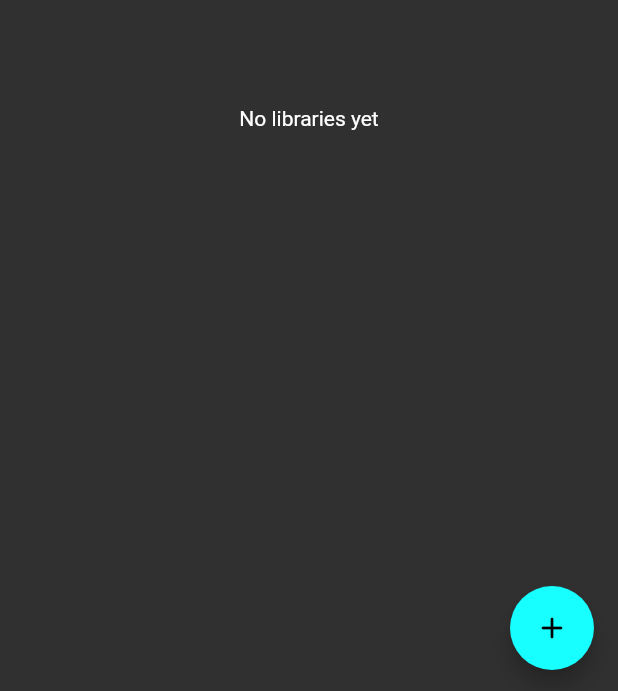
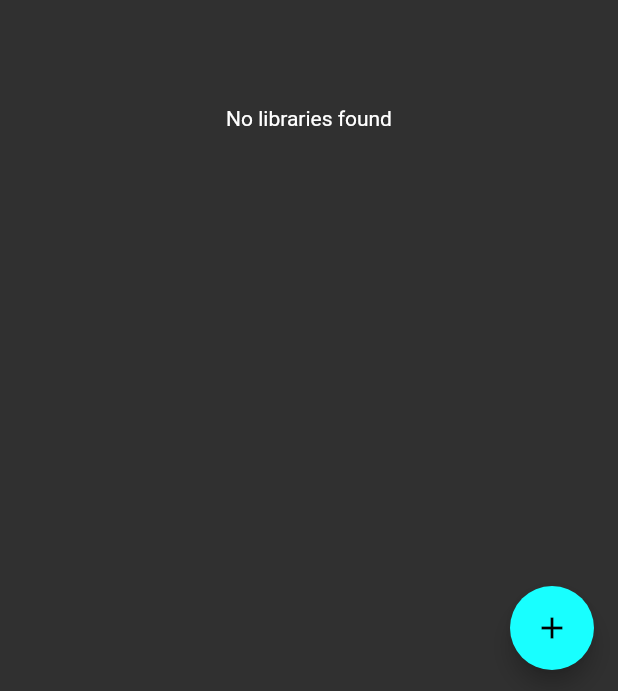
Before and after one commit to Mathorga/Shelfless, a Flutter app: the screen it shows after launch, on a phone screen of 412 x 824 dp. Shown: the part 542-1233 px from the top of the screen. Run offline on Flutter 3.47's test engine with Material 2 defaults, Android fonts, the phone set to English and light mode, and no system bars; drawn by our look-alikes of flutter_speed_dial; our stand-ins replace easy_search_bar, flutter_colorpicker, hive, hive_flutter; accounts and stored records are empty; generated files the repository leaves out were written again.

Commit message:
Added library creation screen

```diff
--- a/lib/main.dart
+++ b/lib/main.dart
@@ -19,6 +19,7 @@ import 'package:shelfish/screens/book_info_screen.dart';
 import 'package:shelfish/screens/edit_genre_screen.dart';
 import 'package:shelfish/screens/edit_author_screen.dart';
 import 'package:shelfish/screens/edit_book_screen.dart';
+import 'package:shelfish/screens/edit_library_screen.dart';
 import 'package:shelfish/screens/edit_location_screen.dart';
 import 'package:shelfish/screens/genre_info_screen.dart';
 import 'package:shelfish/screens/libraries_overview_screen.dart';
@@ -88,6 +89,7 @@ class Shelfish extends StatelessWidget {
           BookInfoScreen.routeName: (BuildContext context) => const BookInfoScreen(),
           AuthorInfoScreen.routeName: (BuildContext context) => const AuthorInfoScreen(),
           GenreInfoScreen.routeName: (BuildContext context) => const GenreInfoScreen(),
+          EditLibraryScreen.routeName: (BuildContext context) => const EditLibraryScreen(),
           EditBookScreen.routeName: (BuildContext context) => const EditBookScreen(),
           EditAuthorScreen.routeName: (BuildContext context) => const EditAuthorScreen(),
           EditGenreScreen.routeName: (BuildContext context) => const EditGenreScreen(),
--- a/lib/screens/libraries_overview_screen.dart
+++ b/lib/screens/libraries_overview_screen.dart
@@ -1,9 +1,10 @@
 import 'package:flutter/material.dart';
 
 import 'package:provider/provider.dart';
+import 'package:flutter_speed_dial/flutter_speed_dial.dart';
 
-import 'package:shelfish/models/library.dart';
 import 'package:shelfish/providers/libraries_provider.dart';
+import 'package:shelfish/screens/edit_library_screen.dart';
 import 'package:shelfish/screens/library_screen.dart';
 import 'package:shelfish/widgets/library_preview_widget.dart';
 
@@ -28,7 +29,7 @@ class LibrariesOverviewScreen extends StatelessWidget {
       appBar: _buildAppBar(),
       body: _libraries.isEmpty
           ? const Center(
-              child: Text("No libraries yet"),
+              child: Text("No libraries found"),
             )
           : ListView(
               physics: const BouncingScrollPhysics(),
@@ -50,10 +51,34 @@ class LibrariesOverviewScreen extends StatelessWidget {
                 )
               ],
             ),
-      floatingActionButton: FloatingActionButton(
-        onPressed: () {},
-        child: const Icon(Icons.add_rounded),
+      floatingActionButton: SpeedDial(
+        icon: Icons.add,
+        activeIcon: Icons.close,
+        spacing: 24.0,
+        spaceBetweenChildren: 16.0,
+        childrenButtonSize: const Size(64.0, 64.0),
+        children: [
+          SpeedDialChild(
+            label: "Import",
+            child: const Icon(Icons.file_open_rounded),
+            onTap: () {
+              // TODO.
+            },
+          ),
+          SpeedDialChild(
+            label: "New",
+            child: const Icon(Icons.note_add_rounded),
+            onTap: () {
+              // Navigate to library creation screen.
+              Navigator.of(context).pushNamed(EditLibraryScreen.routeName);
+            },
+          ),
+        ],
       ),
+      // floatingActionButton: FloatingActionButton(
+      //   onPressed: () {},
+      //   child: const Icon(Icons.add_rounded),
+      // ),
     );
   }
 }
--- a/lib/widgets/authors_overview_widget.dart
+++ b/lib/widgets/authors_overview_widget.dart
@@ -27,7 +27,7 @@ class AuthorsOverviewWidget extends StatelessWidget {
     return Scaffold(
         body: _authors.isEmpty
             ? const Center(
-                child: Text("No authors yet"),
+                child: Text("No authors found"),
               )
             : ListView(
                 physics: const BouncingScrollPhysics(),
--- a/lib/widgets/books_overview_widget.dart
+++ b/lib/widgets/books_overview_widget.dart
@@ -31,7 +31,7 @@ class BooksOverviewWidget extends StatelessWidget {
     return Scaffold(
       body: _books.isEmpty
           ? const Center(
-              child: Text("No books yet"),
+              child: Text("No books found"),
             )
           : ListView(
               physics: const BouncingScrollPhysics(),
--- a/lib/widgets/genres_overview_widget.dart
+++ b/lib/widgets/genres_overview_widget.dart
@@ -32,7 +32,7 @@ class _GenresOverviewWidgetState extends State<GenresOverviewWidget> {
     return Scaffold(
         body: _genres.isEmpty
             ? const Center(
-                child: Text("No genres yet"),
+                child: Text("No genres found"),
               )
             : GridView.count(
                 physics: const BouncingScrollPhysics(),
--- a/pubspec.yaml
+++ b/pubspec.yaml
@@ -35,6 +35,7 @@ dependencies:
   path_provider: ^2.0.8
   flutter_colorpicker: ^1.0.3
   easy_search_bar: ^2.3.1
+  flutter_speed_dial: ^6.0.0
 
 
   # The following adds the Cupertino Icons font to your application.
```
Also changed, not shown: lib/screens/edit_library_screen.dart (added, +91 -0 lines), lib/screens/library_screen.dart (+3 -16 lines), pubspec.lock.
